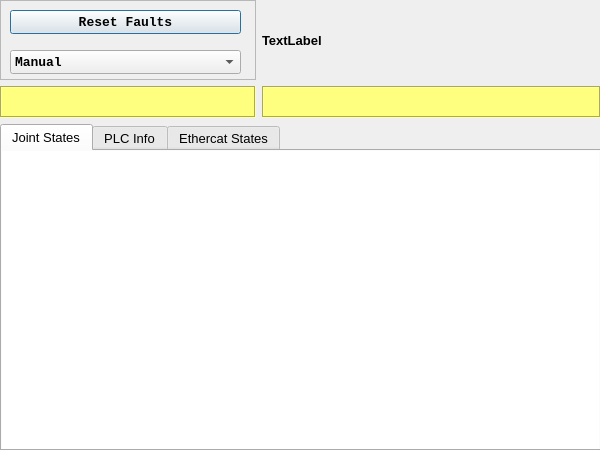
The window that rehab_gui/rehab_gui/ui/MotorsWindow.ui (CNR-STIIMA-IRAS/Fit4Med) describes before a commit, drawn with Qt 5.
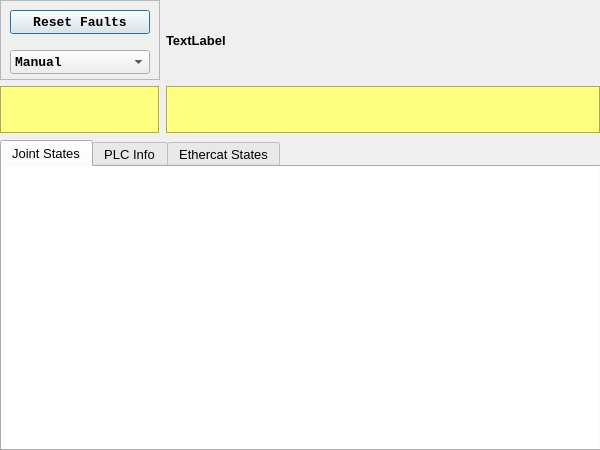
The same window after the commit.

What changed in the file:
```diff
--- a/rehab_gui/rehab_gui/ui/MotorsWindow.ui
+++ b/rehab_gui/rehab_gui/ui/MotorsWindow.ui
@@ -63,8 +63,8 @@
       </property>
       <property name="maximumSize">
        <size>
-        <width>16777215</width>
-        <height>32</height>
+        <width>450</width>
+        <height>48</height>
        </size>
       </property>
       <property name="font">
@@ -100,8 +100,8 @@
       </property>
       <property name="maximumSize">
        <size>
-        <width>16777215</width>
-        <height>32</height>
+        <width>160</width>
+        <height>48</height>
        </size>
       </property>
       <property name="font">
@@ -369,7 +369,7 @@
       </property>
       <property name="maximumSize">
        <size>
-        <width>16777215</width>
+        <width>160</width>
         <height>80</height>
        </size>
       </property>
@@ -384,7 +384,7 @@
         <rect>
          <x>10</x>
          <y>50</y>
-         <width>231</width>
+         <width>140</width>
          <height>24</height>
         </rect>
        </property>
@@ -396,7 +396,7 @@
        </property>
        <property name="maximumSize">
         <size>
-         <width>280</width>
+         <width>140</width>
          <height>32</height>
         </size>
        </property>
@@ -433,7 +433,7 @@
         <rect>
          <x>10</x>
          <y>10</y>
-         <width>231</width>
+         <width>140</width>
          <height>24</height>
         </rect>
        </property>
@@ -445,7 +445,7 @@
        </property>
        <property name="maximumSize">
         <size>
-         <width>280</width>
+         <width>140</width>
          <height>32</height>
         </size>
        </property>
```
